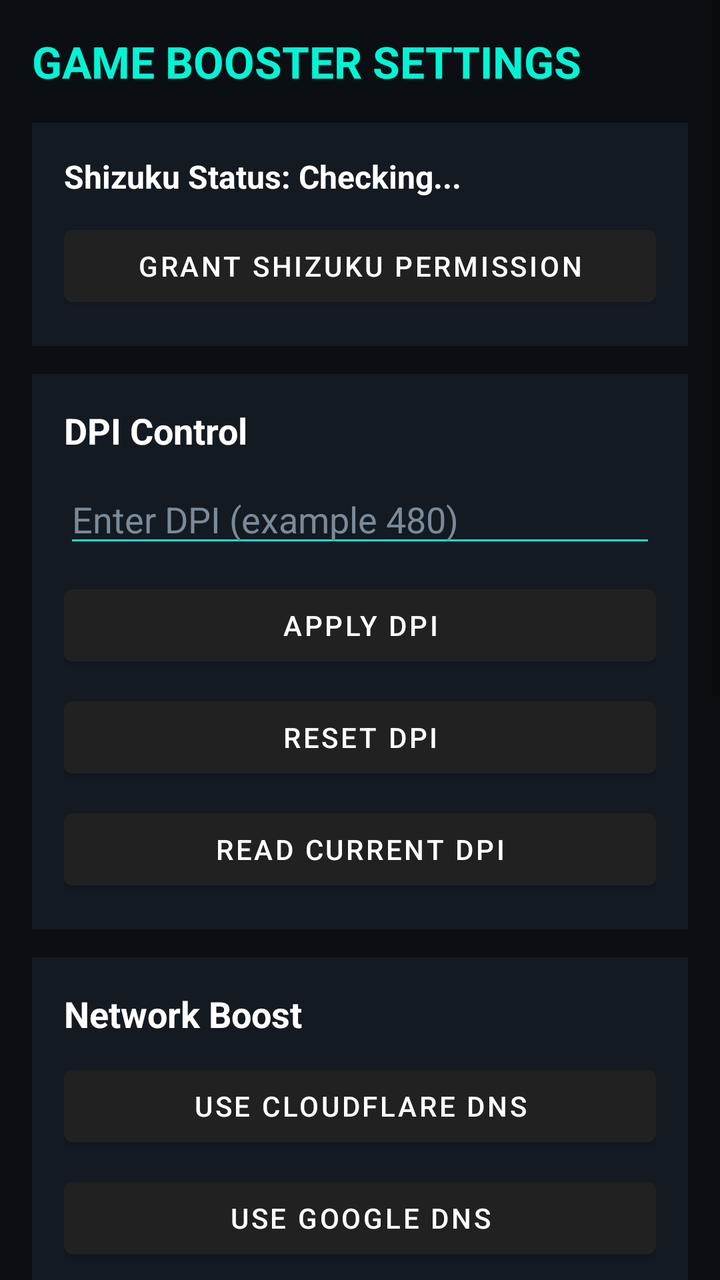
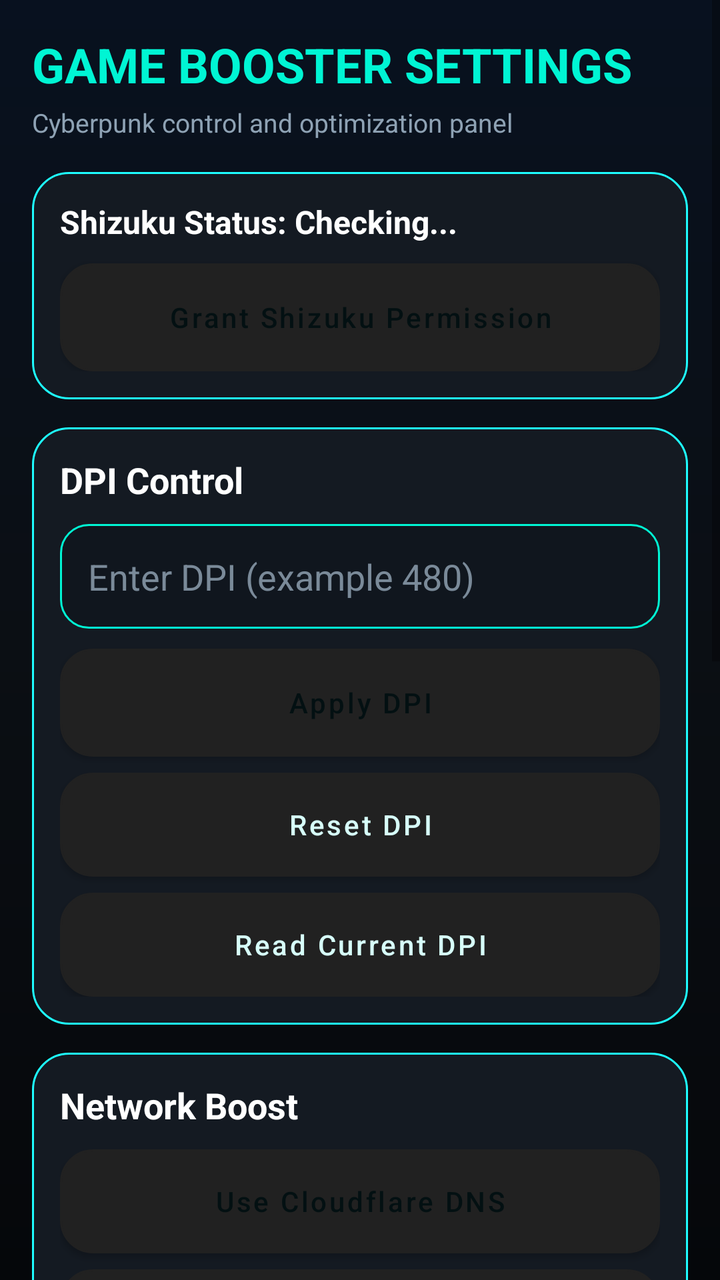

Before-and-after screenshots of an Android layout around one commit, followed by the original layout XML and the change that was made.
<!-- AndroidManifest.xml: application theme Theme.MaterialComponents.DayNight.DarkActionBar -->
<!-- res/layout/activity_settings.xml -->
<ScrollView xmlns:android="http://schemas.android.com/apk/res/android"
    android:layout_width="match_parent"
    android:layout_height="match_parent"
    android:background="#0B0F14">

    <LinearLayout
        android:layout_width="match_parent"
        android:layout_height="wrap_content"
        android:orientation="vertical"
        android:padding="16dp">

        <TextView
            android:layout_width="wrap_content"
            android:layout_height="wrap_content"
            android:text="GAME BOOSTER SETTINGS"
            android:textColor="#00F5D4"
            android:textSize="22sp"
            android:textStyle="bold"
            android:layout_marginBottom="16dp" />

        <LinearLayout
            android:layout_width="match_parent"
            android:layout_height="wrap_content"
            android:orientation="vertical"
            android:background="#141A22"
            android:padding="16dp"
            android:layout_marginBottom="14dp">

            <TextView
                android:id="@+id/shizukuStatusText"
                android:layout_width="wrap_content"
                android:layout_height="wrap_content"
                android:text="Shizuku Status: Checking..."
                android:textColor="#FFFFFF"
                android:textSize="16sp"
                android:textStyle="bold" />

            <Button
                android:id="@+id/requestShizukuButton"
                android:layout_width="match_parent"
                android:layout_height="wrap_content"
                android:text="Grant Shizuku Permission"
                android:layout_marginTop="10dp" />
        </LinearLayout>

        <LinearLayout
            android:layout_width="match_parent"
            android:layout_height="wrap_content"
            android:orientation="vertical"
            android:background="#141A22"
            android:padding="16dp"
            android:layout_marginBottom="14dp">

            <TextView
                android:layout_width="wrap_content"
                android:layout_height="wrap_content"
                android:text="DPI Control"
                android:textColor="#FFFFFF"
                android:textSize="18sp"
                android:textStyle="bold" />

            <EditText
                android:id="@+id/dpiInput"
                android:layout_width="match_parent"
                android:layout_height="wrap_content"
                android:hint="Enter DPI (example 480)"
                android:textColor="#FFFFFF"
                android:textColorHint="#7A8A99"
                android:inputType="number"
                android:layout_marginTop="10dp"
                android:backgroundTint="#00F5D4" />

            <Button
                android:id="@+id/applyDpiButton"
                android:layout_width="match_parent"
                android:layout_height="wrap_content"
                android:text="Apply DPI"
                android:layout_marginTop="10dp" />

            <Button
                android:id="@+id/resetDpiButton"
                android:layout_width="match_parent"
                android:layout_height="wrap_content"
                android:text="Reset DPI"
                android:layout_marginTop="8dp" />

            <Button
                android:id="@+id/currentDpiButton"
                android:layout_width="match_parent"
                android:layout_height="wrap_content"
                android:text="Read Current DPI"
                android:layout_marginTop="8dp" />
        </LinearLayout>

        <LinearLayout
            android:layout_width="match_parent"
            android:layout_height="wrap_content"
            android:orientation="vertical"
            android:background="#141A22"
            android:padding="16dp"
            android:layout_marginBottom="14dp">

            <TextView
                android:layout_width="wrap_content"
                android:layout_height="wrap_content"
                android:text="Network Boost"
                android:textColor="#FFFFFF"
                android:textSize="18sp"
                android:textStyle="bold" />

            <Button
                android:id="@+id/cloudflareDnsButton"
                android:layout_width="match_parent"
                android:layout_height="wrap_content"
                android:text="Use Cloudflare DNS"
                android:layout_marginTop="10dp" />

            <Button
                android:id="@+id/googleDnsButton"
                android:layout_width="match_parent"
                android:layout_height="wrap_content"
                android:text="Use Google DNS"
                android:layout_marginTop="8dp" />

            <Button
                android:id="@+id/disableDnsButton"
                android:layout_width="match_parent"
                android:layout_height="wrap_content"
                android:text="Disable Private DNS"
                android:layout_marginTop="8dp" />

            <Button
                android:id="@+id/dnsStateButton"
                android:layout_width="match_parent"
                android:layout_height="wrap_content"
                android:text="Read DNS State"
                android:layout_marginTop="8dp" />
        </LinearLayout>

        <LinearLayout
            android:layout_width="match_parent"
            android:layout_height="wrap_content"
            android:orientation="vertical"
            android:background="#141A22"
            android:padding="16dp"
            android:layout_marginBottom="14dp">

            <TextView
                android:layout_width="wrap_content"
                android:layout_height="wrap_content"
                android:text="Smart Optimization"
                android:textColor="#FFFFFF"
                android:textSize="18sp"
                android:textStyle="bold" />

            <Switch
                android:id="@+id/dynamicSwitch"
                android:layout_width="match_parent"
                android:layout_height="wrap_content"
                android:text="Dynamic Optimization"
                android:textColor="#FFFFFF"
                android:layout_marginTop="10dp" />

            <Switch
                android:id="@+id/touchSwitch"
                android:layout_width="match_parent"
                android:layout_height="wrap_content"
                android:text="Touch Boost"
                android:textColor="#FFFFFF"
                android:layout_marginTop="8dp" />

            <Button
                android:id="@+id/optimizeButton"
                android:layout_width="match_parent"
                android:layout_height="wrap_content"
                android:text="Run Optimization"
                android:layout_marginTop="10dp" />
        </LinearLayout>

        <LinearLayout
            android:layout_width="match_parent"
            android:layout_height="wrap_content"
            android:orientation="vertical"
            android:background="#141A22"
            android:padding="16dp"
            android:layout_marginBottom="14dp">

            <TextView
                android:layout_width="wrap_content"
                android:layout_height="wrap_content"
                android:text="Cleaner Tools"
                android:textColor="#FFFFFF"
                android:textSize="18sp"
                android:textStyle="bold" />

            <Button
                android:id="@+id/junkCleanButton"
                android:layout_width="match_parent"
                android:layout_height="wrap_content"
                android:text="Clean Junk Files"
                android:layout_marginTop="10dp" />

            <Button
                android:id="@+id/hiddenCacheButton"
                android:layout_width="match_parent"
                android:layout_height="wrap_content"
                android:text="Scan Hidden Cache"
                android:layout_marginTop="8dp" />
        </LinearLayout>

    </LinearLayout>
</ScrollView>
<!-- resources referenced by this layout -->
<resources>

</resources>

<!-- the commit's change to res/layout/activity_settings.xml (unified diff, before → after) -->
@@ -1,7 +1,7 @@
 <ScrollView xmlns:android="http://schemas.android.com/apk/res/android"
     android:layout_width="match_parent"
     android:layout_height="match_parent"
-    android:background="#0B0F14">
+    android:background="@drawable/bg_main_gradient">
 
     <LinearLayout
         android:layout_width="match_parent"
@@ -14,16 +14,23 @@
             android:layout_height="wrap_content"
             android:text="GAME BOOSTER SETTINGS"
             android:textColor="#00F5D4"
-            android:textSize="22sp"
+            android:textSize="24sp"
             android:textStyle="bold"
+            android:layout_marginBottom="4dp" />
+
+        <TextView
+            android:layout_width="wrap_content"
+            android:layout_height="wrap_content"
+            android:text="Cyberpunk control and optimization panel"
+            android:textColor="#8EA2B4"
+            android:textSize="13sp"
             android:layout_marginBottom="16dp" />
 
         <LinearLayout
             android:layout_width="match_parent"
             android:layout_height="wrap_content"
             android:orientation="vertical"
-            android:background="#141A22"
-            android:padding="16dp"
+            android:background="@drawable/bg_cyber_card"
             android:layout_marginBottom="14dp">
 
             <TextView
@@ -38,17 +45,19 @@
             <Button
                 android:id="@+id/requestShizukuButton"
                 android:layout_width="match_parent"
-                android:layout_height="wrap_content"
+                android:layout_height="54dp"
                 android:text="Grant Shizuku Permission"
-                android:layout_marginTop="10dp" />
-        </LinearLayout>
-
-        <LinearLayout
-            android:layout_width="match_parent"
-            android:layout_height="wrap_content"
-            android:orientation="vertical"
-            android:background="#141A22"
-            android:padding="16dp"
+                android:textAllCaps="false"
+                android:textColor="#031012"
+                android:background="@drawable/bg_primary_glow_button"
+                android:layout_marginTop="10dp" />
+        </LinearLayout>
+
+        <LinearLayout
+            android:layout_width="match_parent"
+            android:layout_height="wrap_content"
+            android:orientation="vertical"
+            android:background="@drawable/bg_cyber_card"
             android:layout_marginBottom="14dp">
 
             <TextView
@@ -67,37 +76,46 @@
                 android:textColor="#FFFFFF"
                 android:textColorHint="#7A8A99"
                 android:inputType="number"
-                android:layout_marginTop="10dp"
-                android:backgroundTint="#00F5D4" />
+                android:background="@drawable/bg_cyber_input"
+                android:padding="14dp"
+                android:layout_marginTop="10dp" />
 
             <Button
                 android:id="@+id/applyDpiButton"
                 android:layout_width="match_parent"
-                android:layout_height="wrap_content"
+                android:layout_height="54dp"
                 android:text="Apply DPI"
+                android:textAllCaps="false"
+                android:textColor="#031012"
+                android:background="@drawable/bg_primary_glow_button"
                 android:layout_marginTop="10dp" />
 
             <Button
                 android:id="@+id/resetDpiButton"
                 android:layout_width="match_parent"
-                android:layout_height="wrap_content"
+                android:layout_height="52dp"
                 android:text="Reset DPI"
+                android:textAllCaps="false"
+                android:textColor="#D7FFFA"
+                android:background="@drawable/bg_secondary_glow_button"
                 android:layout_marginTop="8dp" />
 
             <Button
                 android:id="@+id/currentDpiButton"
                 android:layout_width="match_parent"
-                android:layout_height="wrap_content"
+                android:layout_height="52dp"
                 android:text="Read Current DPI"
-                android:layout_marginTop="8dp" />
-        </LinearLayout>
-
-        <LinearLayout
-            android:layout_width="match_parent"
-            android:layout_height="wrap_content"
-            android:orientation="vertical"
-            android:background="#141A22"
-            android:padding="16dp"
+                android:textAllCaps="false"
+                android:textColor="#D7FFFA"
+                android:background="@drawable/bg_secondary_glow_button"
+                android:layout_marginTop="8dp" />
+        </LinearLayout>
+
+        <LinearLayout
+            android:layout_width="match_parent"
+            android:layout_height="wrap_content"
+            android:orientation="vertical"
+            android:background="@drawable/bg_cyber_card"
             android:layout_marginBottom="14dp">
 
             <TextView
@@ -111,38 +129,49 @@
             <Button
                 android:id="@+id/cloudflareDnsButton"
                 android:layout_width="match_parent"
-                android:layout_height="wrap_content"
+                android:layout_height="52dp"
                 android:text="Use Cloudflare DNS"
+                android:textAllCaps="false"
+                android:textColor="#031012"
+                android:background="@drawable/bg_primary_glow_button"
                 android:layout_marginTop="10dp" />
 
             <Button
                 android:id="@+id/googleDnsButton"
                 android:layout_width="match_parent"
-                android:layout_height="wrap_content"
+                android:layout_height="52dp"
                 android:text="Use Google DNS"
+                android:textAllCaps="false"
+                android:textColor="#D7FFFA"
+                android:background="@drawable/bg_secondary_glow_button"
                 android:layout_marginTop="8dp" />
 
             <Button
                 android:id="@+id/disableDnsButton"
                 android:layout_width="match_parent"
-                android:layout_height="wrap_content"
+                android:layout_height="52dp"
                 android:text="Disable Private DNS"
+                android:textAllCaps="false"
+                android:textColor="#D7FFFA"
+                android:background="@drawable/bg_secondary_glow_button"
                 android:layout_marginTop="8dp" />
 
             <Button
                 android:id="@+id/dnsStateButton"
                 android:layout_width="match_parent"
-                android:layout_height="wrap_content"
+                android:layout_height="52dp"
                 android:text="Read DNS State"
-                android:layout_marginTop="8dp" />
-        </LinearLayout>
-
-        <LinearLayout
-            android:layout_width="match_parent"
-            android:layout_height="wrap_content"
-            android:orientation="vertical"
-            android:background="#141A22"
-            android:padding="16dp"
+                android:textAllCaps="false"
+                android:textColor="#D7FFFA"
+                android:background="@drawable/bg_secondary_glow_button"
+                android:layout_marginTop="8dp" />
+        </LinearLayout>
+
+        <LinearLayout
+            android:layout_width="match_parent"
+            android:layout_height="wrap_content"
+            android:orientation="vertical"
+            android:background="@drawable/bg_cyber_card"
             android:layout_marginBottom="14dp">
 
             <TextView
@@ -172,17 +201,19 @@
             <Button
                 android:id="@+id/optimizeButton"
                 android:layout_width="match_parent"
-                android:layout_height="wrap_content"
+                android:layout_height="52dp"
                 android:text="Run Optimization"
-                android:layout_marginTop="10dp" />
-        </LinearLayout>
-
-        <LinearLayout
-            android:layout_width="match_parent"
-            android:layout_height="wrap_content"
-            android:orientation="vertical"
-            android:background="#141A22"
-            android:padding="16dp"
+                android:textAllCaps="false"
+                android:textColor="#031012"
+                android:background="@drawable/bg_primary_glow_button"
+                android:layout_marginTop="10dp" />
+        </LinearLayout>
+
+        <LinearLayout
+            android:layout_width="match_parent"
+            android:layout_height="wrap_content"
+            android:orientation="vertical"
+            android:background="@drawable/bg_cyber_card"
             android:layout_marginBottom="14dp">
 
             <TextView
@@ -196,15 +227,21 @@
             <Button
                 android:id="@+id/junkCleanButton"
                 android:layout_width="match_parent"
-                android:layout_height="wrap_content"
+                android:layout_height="52dp"
                 android:text="Clean Junk Files"
+                android:textAllCaps="false"
+                android:textColor="#031012"
+                android:background="@drawable/bg_primary_glow_button"
                 android:layout_marginTop="10dp" />
 
             <Button
                 android:id="@+id/hiddenCacheButton"
                 android:layout_width="match_parent"
-                android:layout_height="wrap_content"
+                android:layout_height="52dp"
                 android:text="Scan Hidden Cache"
+                android:textAllCaps="false"
+                android:textColor="#D7FFFA"
+                android:background="@drawable/bg_secondary_glow_button"
                 android:layout_marginTop="8dp" />
         </LinearLayout>
 
<!-- resource entries referenced after the edit -->
@@ -1,5 +1,82 @@
 <!-- resources referenced by this layout -->
 <resources>
-
+  <!-- drawable bg_cyber_card (drawable) -->
+  <shape xmlns:android="http://schemas.android.com/apk/res/android">
+      <solid android:color="#141A22" />
+      <corners android:radius="18dp" />
+      <stroke
+          android:width="1dp"
+          android:color="#1EFCFF" />
+      <padding
+          android:left="14dp"
+          android:top="14dp"
+          android:right="14dp"
+          android:bottom="14dp" />
+  </shape>
+  <!-- drawable bg_cyber_input (drawable) -->
+  <shape xmlns:android="http://schemas.android.com/apk/res/android">
+      <solid android:color="#10161E" />
+      <corners android:radius="14dp" />
+      <stroke
+          android:width="1dp"
+          android:color="#00F5D4" />
+      <padding
+          android:left="14dp"
+          android:top="12dp"
+          android:right="14dp"
+          android:bottom="12dp" />
+  </shape>
+  <!-- drawable bg_main_gradient (drawable) -->
+  <shape xmlns:android="http://schemas.android.com/apk/res/android">
+      <gradient
+          android:angle="270"
+          android:startColor="#08111F"
+          android:centerColor="#0B0F14"
+          android:endColor="#05070A" />
+  </shape>
+  <!-- drawable bg_primary_glow_button (drawable) -->
+  <selector xmlns:android="http://schemas.android.com/apk/res/android">
+      <item android:state_pressed="true">
+          <shape>
+              <solid android:color="#00C2A8" />
+              <corners android:radius="16dp" />
+              <stroke
+                  android:width="1dp"
+                  android:color="#7CFFEA" />
+          </shape>
+      </item>
+  
+      <item>
+          <shape>
+              <solid android:color="#00F5D4" />
+              <corners android:radius="16dp" />
+              <stroke
+                  android:width="1dp"
+                  android:color="#B3FFF6" />
+          </shape>
+      </item>
+  </selector>
+  <!-- drawable bg_secondary_glow_button (drawable) -->
+  <selector xmlns:android="http://schemas.android.com/apk/res/android">
+      <item android:state_pressed="true">
+          <shape>
+              <solid android:color="#172230" />
+              <corners android:radius="16dp" />
+              <stroke
+                  android:width="1dp"
+                  android:color="#00F5D4" />
+          </shape>
+      </item>
+  
+      <item>
+          <shape>
+              <solid android:color="#141A22" />
+              <corners android:radius="16dp" />
+              <stroke
+                  android:width="1dp"
+                  android:color="#00F5D4" />
+          </shape>
+      </item>
+  </selector>
 </resources>
 
